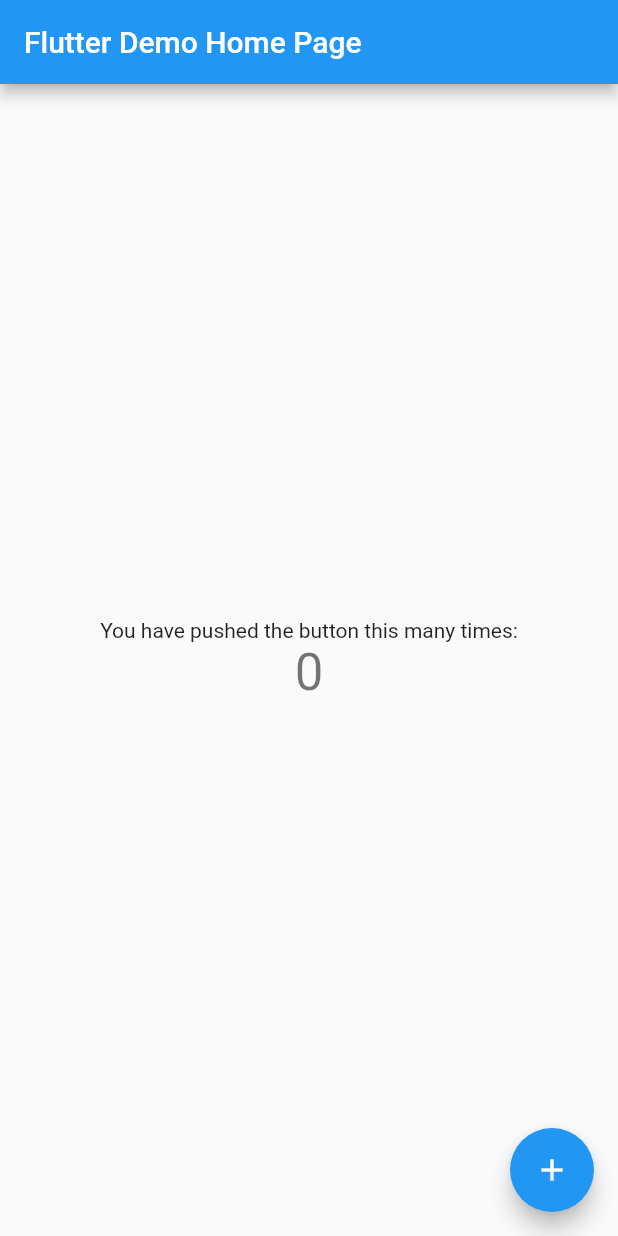
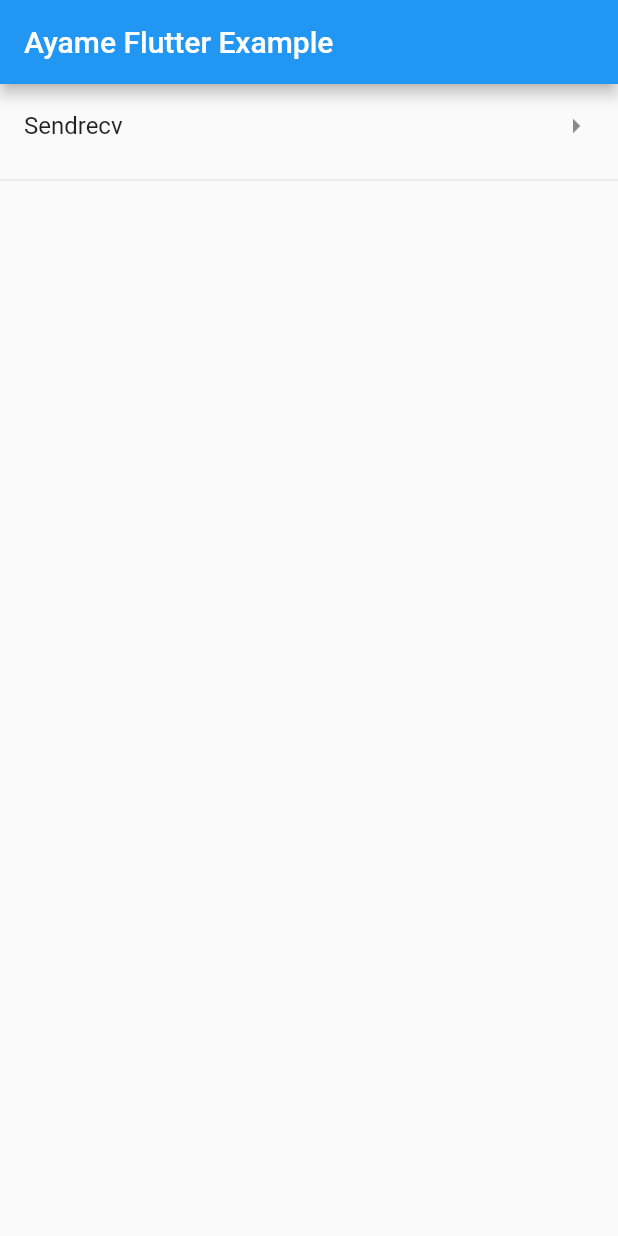
Before and after one commit to wapa5pow/ayame_flutter_example, a Flutter app: the screen it shows after launch, on a phone screen of 412 x 824 dp. Run offline on Flutter 3.47's test engine with Material 2 defaults, Android fonts, the phone set to English and light mode, and no system bars; missing offline and left inert: flutter_webrtc.

```diff
--- a/lib/main.dart
+++ b/lib/main.dart
@@ -1,111 +1,99 @@
+import 'package:ayame_flutter_example/sendrecv_screen.dart';
 import 'package:flutter/material.dart';
 
 void main() => runApp(MyApp());
 
+typedef void RouteCallback(BuildContext context);
+
+class RouteItem {
+  final String title;
+  final RouteCallback push;
+
+  RouteItem({
+    @required this.title,
+    this.push,
+  });
+}
+
 class MyApp extends StatelessWidget {
-  // This widget is the root of your application.
   @override
   Widget build(BuildContext context) {
     return MaterialApp(
-      title: 'Flutter Demo',
+      title: 'Ayame Flutter Example',
       theme: ThemeData(
-        // This is the theme of your application.
-        //
-        // Try running your application with "flutter run". You'll see the
-        // application has a blue toolbar. Then, without quitting the app, try
-        // changing the primarySwatch below to Colors.green and then invoke
-        // "hot reload" (press "r" in the console where you ran "flutter run",
-        // or simply save your changes to "hot reload" in a Flutter IDE).
-        // Notice that the counter didn't reset back to zero; the application
-        // is not restarted.
         primarySwatch: Colors.blue,
       ),
-      home: MyHomePage(title: 'Flutter Demo Home Page'),
+      home: TopPage(
+        title: 'Ayame Flutter Example',
+      ),
     );
   }
 }
 
-class MyHomePage extends StatefulWidget {
-  MyHomePage({Key key, this.title}) : super(key: key);
-
-  // This widget is the home page of your application. It is stateful, meaning
-  // that it has a State object (defined below) that contains fields that affect
-  // how it looks.
-
-  // This class is the configuration for the state. It holds the values (in this
-  // case the title) provided by the parent (in this case the App widget) and
-  // used by the build method of the State. Fields in a Widget subclass are
-  // always marked "final".
+class TopPage extends StatefulWidget {
+  TopPage({
+    Key key,
+    @required this.title,
+  }) : super(key: key);
 
   final String title;
 
   @override
-  _MyHomePageState createState() => _MyHomePageState();
+  _TopPageState createState() => _TopPageState();
 }
 
-class _MyHomePageState extends State<MyHomePage> {
-  int _counter = 0;
+class _TopPageState extends State<TopPage> {
+  List<RouteItem> items;
 
-  void _incrementCounter() {
-    setState(() {
-      // This call to setState tells the Flutter framework that something has
-      // changed in this State, which causes it to rerun the build method below
-      // so that the display can reflect the updated values. If we changed
-      // _counter without calling setState(), then the build method would not be
-      // called again, and so nothing would appear to happen.
-      _counter++;
-    });
+  @override
+  void initState() {
+    super.initState();
+    _initItems();
   }
 
   @override
   Widget build(BuildContext context) {
-    // This method is rerun every time setState is called, for instance as done
-    // by the _incrementCounter method above.
-    //
-    // The Flutter framework has been optimized to make rerunning build methods
-    // fast, so that you can just rebuild anything that needs updating rather
-    // than having to individually change instances of widgets.
     return Scaffold(
-      appBar: AppBar(
-        // Here we take the value from the MyHomePage object that was created by
-        // the App.build method, and use it to set our appbar title.
-        title: Text(widget.title),
+        appBar: AppBar(
+          title: Text(widget.title),
+        ),
+        body: ListView.builder(
+          shrinkWrap: true,
+          padding: EdgeInsets.all(0),
+          itemCount: items.length,
+          itemBuilder: (context, i) {
+            return _buildRow(context, items[i]);
+          },
+        ));
+  }
+
+  @override
+  void dispose() {
+    super.dispose();
+  }
+
+  void _initItems() {
+    items = <RouteItem>[
+      RouteItem(
+        title: 'Sendrecv',
+        push: (context) {
+          Navigator.push(context,
+              MaterialPageRoute(builder: (context) => SendrecvScreen()));
+        },
       ),
-      body: Center(
-        // Center is a layout widget. It takes a single child and positions it
-        // in the middle of the parent.
-        child: Column(
-          // Column is also a layout widget. It takes a list of children and
-          // arranges them vertically. By default, it sizes itself to fit its
-          // children horizontally, and tries to be as tall as its parent.
-          //
-          // Invoke "debug painting" (press "p" in the console, choose the
-          // "Toggle Debug Paint" action from the Flutter Inspector in Android
-          // Studio, or the "Toggle Debug Paint" command in Visual Studio Code)
-          // to see the wireframe for each widget.
-          //
-          // Column has various properties to control how it sizes itself and
-          // how it positions its children. Here we use mainAxisAlignment to
-          // center the children vertically; the main axis here is the vertical
-          // axis because Columns are vertical (the cross axis would be
-          // horizontal).
-          mainAxisAlignment: MainAxisAlignment.center,
-          children: <Widget>[
-            Text(
-              'You have pushed the button this many times:',
-            ),
-            Text(
-              '$_counter',
-              style: Theme.of(context).textTheme.display1,
-            ),
-          ],
+    ];
+  }
+
+  Widget _buildRow(BuildContext context, RouteItem item) {
+    return ListBody(
+      children: <Widget>[
+        ListTile(
+          title: Text(item.title),
+          onTap: () => item.push(context),
+          trailing: Icon(Icons.arrow_right),
         ),
-      ),
-      floatingActionButton: FloatingActionButton(
-        onPressed: _incrementCounter,
-        tooltip: 'Increment',
-        child: Icon(Icons.add),
-      ), // This trailing comma makes auto-formatting nicer for build methods.
+        Divider(),
+      ],
     );
   }
 }
```
Also changed, not shown: lib/sendrecv_screen.dart (added, +291 -0 lines), 2 other files.
